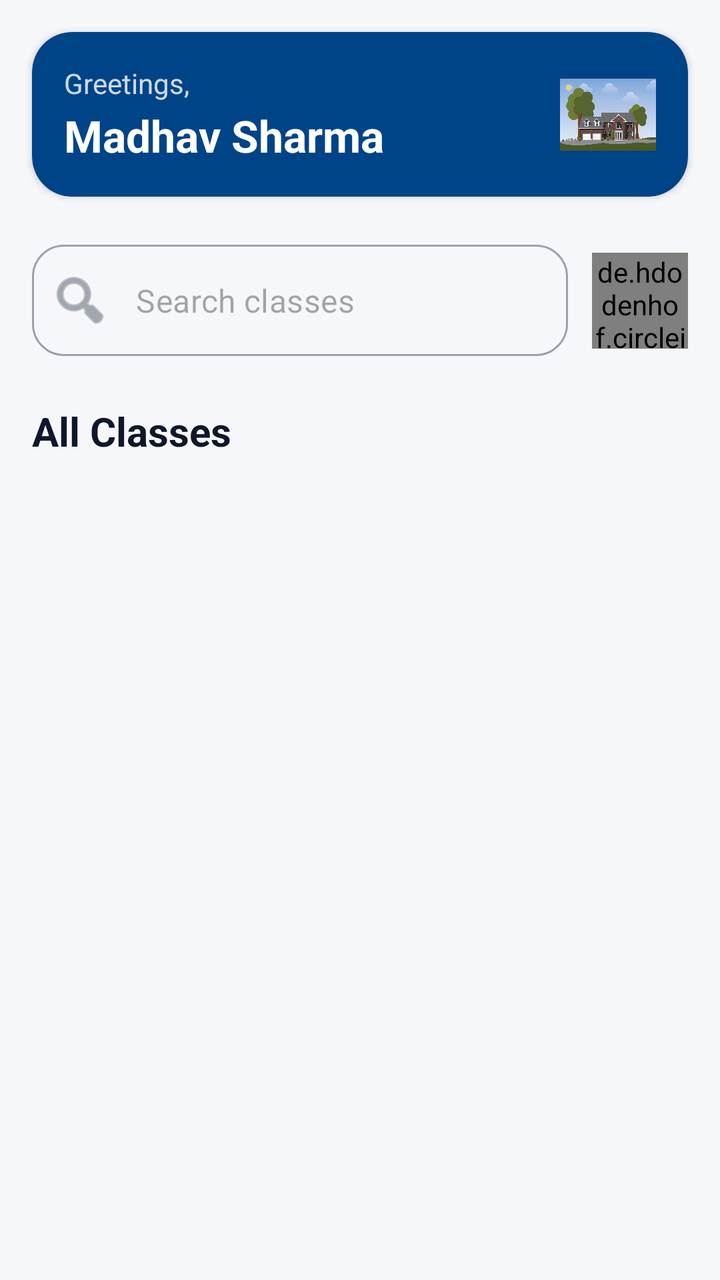
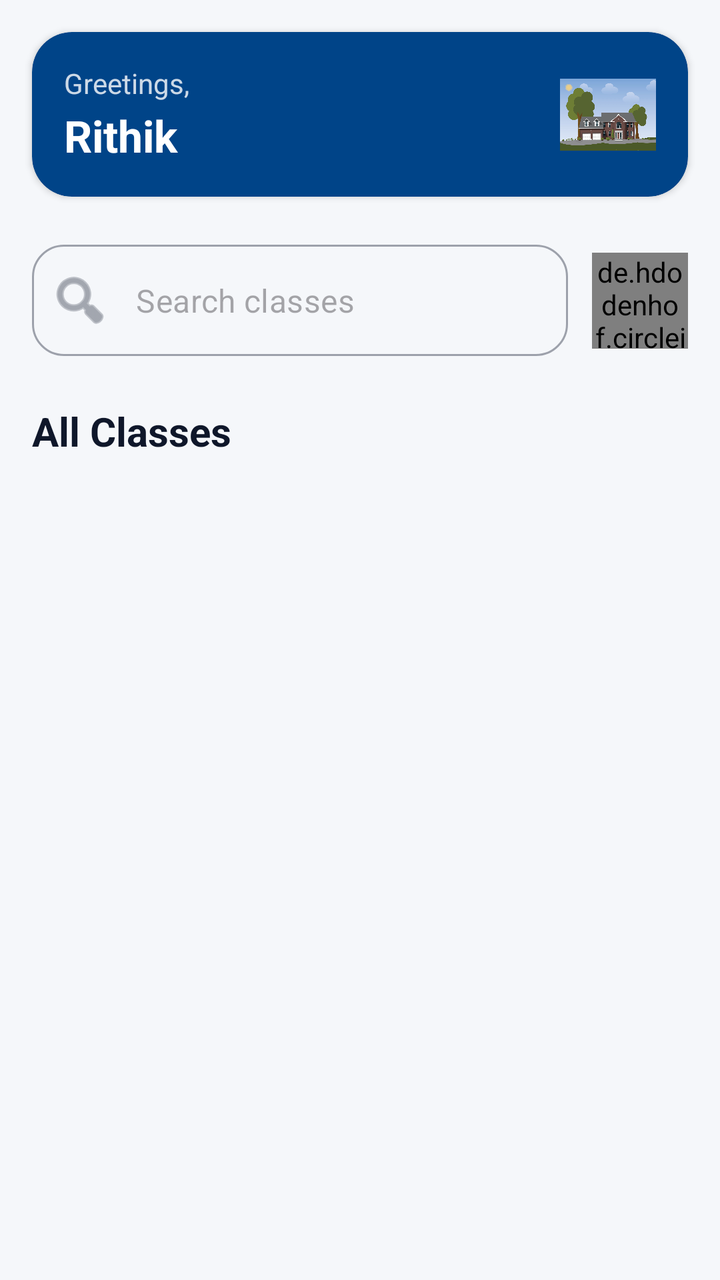

Two renders of the same Android screen: before a commit and after it. Below are the layout's source before the change and the commit's diff.
<!-- AndroidManifest.xml: application theme Theme.Reater -->
<!-- res/layout/fragment_home.xml -->
<?xml version="1.0" encoding="utf-8"?>
<androidx.constraintlayout.widget.ConstraintLayout xmlns:android="http://schemas.android.com/apk/res/android"
    xmlns:app="http://schemas.android.com/apk/res-auto"
    xmlns:tools="http://schemas.android.com/tools"
    android:layout_width="match_parent"
    android:layout_height="match_parent"
    android:background="?android:attr/colorBackground"
    tools:context=".ui.fragments.HomeFragment">

    
    <com.google.android.material.card.MaterialCardView
        android:id="@+id/cardcontainer"
        android:layout_width="0dp"
        android:layout_height="wrap_content"
        android:layout_marginStart="16dp"
        android:layout_marginTop="16dp"
        android:layout_marginEnd="16dp"
        app:cardBackgroundColor="?attr/colorPrimaryContainer"
        app:cardCornerRadius="20dp"
        app:cardElevation="2dp"
        app:strokeWidth="0dp"
        app:layout_constraintEnd_toEndOf="parent"
        app:layout_constraintStart_toStartOf="parent"
        app:layout_constraintTop_toTopOf="parent">

        <androidx.constraintlayout.widget.ConstraintLayout
            android:layout_width="match_parent"
            android:layout_height="wrap_content"
            android:padding="16dp">

            <TextView
                android:id="@+id/greeting_time"
                android:layout_width="wrap_content"
                android:layout_height="wrap_content"
                android:text="Greetings,"
                android:textColor="?attr/colorOnPrimaryContainer"
                android:alpha="0.8"
                android:textSize="14sp"
                app:layout_constraintStart_toStartOf="parent"
                app:layout_constraintTop_toTopOf="parent" />

            <TextView
                android:id="@+id/greeting_value"
                android:layout_width="0dp"
                android:layout_height="wrap_content"
                android:layout_marginTop="2dp"
                android:ellipsize="end"
                android:maxLines="1"
                android:text="Madhav Sharma"
                android:textColor="?attr/colorOnPrimaryContainer"
                android:textSize="22sp"
                android:textStyle="bold"
                app:layout_constraintEnd_toStartOf="@+id/profile_picture"
                app:layout_constraintStart_toStartOf="parent"
                app:layout_constraintTop_toBottomOf="@+id/greeting_time" />

            <ImageView
                android:id="@+id/profile_picture"
                android:layout_width="48dp"
                android:layout_height="48dp"
                android:contentDescription="@string/app_name"
                android:src="@drawable/house"
                app:layout_constraintBottom_toBottomOf="parent"
                app:layout_constraintEnd_toEndOf="parent"
                app:layout_constraintTop_toTopOf="parent" />

        </androidx.constraintlayout.widget.ConstraintLayout>
    </com.google.android.material.card.MaterialCardView>

    
    <com.google.android.material.textfield.TextInputLayout
        android:id="@+id/searchbar"
        style="@style/Widget.MaterialComponents.TextInputLayout.OutlinedBox"
        android:layout_width="0dp"
        android:layout_height="wrap_content"
        android:layout_marginStart="16dp"
        android:layout_marginTop="24dp"
        android:layout_marginEnd="12dp"
        app:boxCornerRadiusBottomEnd="16dp"
        app:boxCornerRadiusBottomStart="16dp"
        app:boxCornerRadiusTopEnd="16dp"
        app:boxCornerRadiusTopStart="16dp"
        app:endIconMode="clear_text"
        app:hintEnabled="false"
        app:startIconDrawable="@android:drawable/ic_menu_search"
        app:layout_constraintEnd_toStartOf="@+id/imageView8"
        app:layout_constraintStart_toStartOf="parent"
        app:layout_constraintTop_toBottomOf="@+id/cardcontainer">

        <com.google.android.material.textfield.TextInputEditText
            android:id="@+id/searchView"
            android:layout_width="match_parent"
            android:layout_height="wrap_content"
            android:hint="Search classes"
            android:inputType="text"
            android:maxLines="1" />
    </com.google.android.material.textfield.TextInputLayout>

    
    <de.hdodenhof.circleimageview.CircleImageView
        android:id="@+id/imageView8"
        android:layout_width="48dp"
        android:layout_height="48dp"
        android:layout_marginEnd="16dp"
        android:src="@drawable/filter"
        app:civ_border_color="?attr/colorPrimary"
        app:civ_border_width="1dp"
        app:layout_constraintBottom_toBottomOf="@+id/searchbar"
        app:layout_constraintEnd_toEndOf="parent"
        app:layout_constraintTop_toTopOf="@+id/searchbar" />

    
    <TextView
        android:id="@+id/textView5"
        android:layout_width="wrap_content"
        android:layout_height="wrap_content"
        android:layout_marginStart="16dp"
        android:layout_marginTop="24dp"
        android:text="All Classes"
        android:textColor="?attr/colorOnSurface"
        android:textSize="20sp"
        android:textStyle="bold"
        app:layout_constraintStart_toStartOf="parent"
        app:layout_constraintTop_toBottomOf="@+id/searchbar" />

    
    <androidx.recyclerview.widget.RecyclerView
        android:id="@+id/classRV"
        android:layout_width="0dp"
        android:layout_height="0dp"
        android:layout_marginTop="12dp"
        android:clipToPadding="false"
        android:paddingHorizontal="8dp"
        android:paddingBottom="16dp"
        app:layout_constraintBottom_toBottomOf="parent"
        app:layout_constraintEnd_toEndOf="parent"
        app:layout_constraintStart_toStartOf="parent"
        app:layout_constraintTop_toBottomOf="@+id/textView5" />

</androidx.constraintlayout.widget.ConstraintLayout>
<!-- resources referenced by this layout -->
<resources>
  <!-- drawable filter: png bitmap (drawable-v24, 16079 bytes) -->
  <!-- drawable house: jpg bitmap (drawable-v24, 132831 bytes) -->
  <string name="app_name">IIITU Classroom</string>
  <style name="Theme.Reater" parent="Theme.Material3.DayNight.NoActionBar">
          
          <item name="colorPrimary">@color/iiitu_navy</item>
          <item name="colorOnPrimary">@color/iiitu_white</item>
          <item name="colorPrimaryContainer">@color/iiitu_navy_light</item>
          <item name="colorOnPrimaryContainer">@color/iiitu_white</item>
          <item name="colorSecondary">@color/iiitu_accent</item>
          <item name="colorOnSecondary">@color/iiitu_white</item>
          <item name="colorSecondaryContainer">@color/iiitu_navy_dark</item>
          <item name="colorOnSecondaryContainer">@color/iiitu_white</item>
          <item name="colorTertiary">@color/iiitu_gold</item>
          <item name="colorOnTertiary">@color/iiitu_navy_dark</item>
          <item name="colorTertiaryContainer">@color/iiitu_gold_light</item>
          <item name="colorOnTertiaryContainer">@color/iiitu_navy</item>
          <item name="colorError">@color/colorError</item>
          <item name="colorOnError">@color/colorOnError</item>
          <item name="colorSurface">@color/iiitu_white</item>
          <item name="colorOnSurface">@color/premium_text_primary</item>
          <item name="colorSurfaceVariant">@color/iiitu_light_bg</item>
          <item name="colorOnSurfaceVariant">@color/premium_text_secondary</item>
  
          
          <item name="android:colorBackground">@color/iiitu_light_bg</item>
          <item name="android:statusBarColor" tools:targetApi="l">@color/iiitu_navy</item>
  
          
          <item name="android:fontFamily">sans-serif</item>
      </style>
  <color name="iiitu_navy">#003366</color>
  <color name="iiitu_white">#FFFFFF</color>
  <color name="iiitu_navy_light">#004488</color>
  <color name="iiitu_accent">#0066CC</color>
  <color name="iiitu_navy_dark">#002244</color>
  <color name="iiitu_gold">#FFB81C</color>
  <color name="iiitu_gold_light">#FFC94D</color>
  <color name="colorError">#D32F2F</color>
  <color name="colorOnError">#FFFFFF</color>
  <color name="premium_text_primary">#0F172A</color>
  <color name="iiitu_light_bg">#F5F7FA</color>
  <color name="premium_text_secondary">#475569</color>
</resources>

<!-- the commit's change to res/layout/fragment_home.xml (unified diff, before → after) -->
@@ -46,7 +46,7 @@
                 android:layout_marginTop="2dp"
                 android:ellipsize="end"
                 android:maxLines="1"
-                android:text="Madhav Sharma"
+                android:text="Rithik"
                 android:textColor="?attr/colorOnPrimaryContainer"
                 android:textSize="22sp"
                 android:textStyle="bold"
